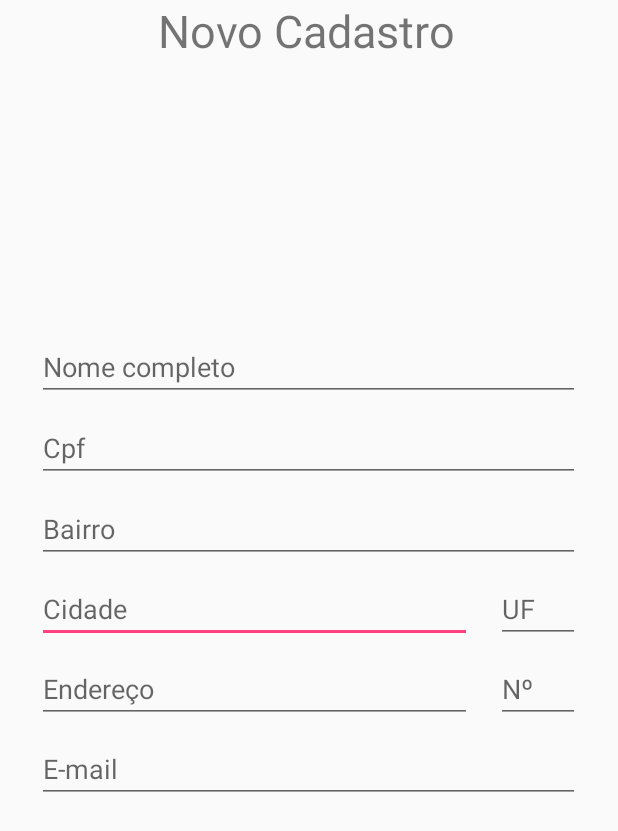
After one commit to BrunoFelix/JoinService, an Android app: the TelaCadastro screen opened directly, with no data from a screen before it, on a phone screen of 412 x 824 dp. The commit adds this screen. Shown: the top 831 px of the screen. Run offline under Robolectric (Android 15) with nearby library versions, the phone set to English and light mode, and no system bars.

Commit message:
Inicio da tela de Cadastro

```diff
--- a/app/src/main/AndroidManifest.xml
+++ b/app/src/main/AndroidManifest.xml
@@ -16,7 +16,8 @@
                 <category android:name="android.intent.category.LAUNCHER" />
             </intent-filter>
         </activity>
-        <activity android:name=".TelaPrincipal"></activity>
+        <activity android:name=".TelaPrincipal" />
+        <activity android:name=".TelaCadastro"></activity>
     </application>
 
 </manifest>
--- /dev/null
+++ b/app/src/main/java/com/joinservice/joinservice/TelaCadastro.java
@@ -0,0 +1,13 @@
+package com.joinservice.joinservice;
+
+import android.support.v7.app.AppCompatActivity;
+import android.os.Bundle;
+
+public class TelaCadastro extends AppCompatActivity {
+
+    @Override
+    protected void onCreate(Bundle savedInstanceState) {
+        super.onCreate(savedInstanceState);
+        setContentView(R.layout.activity_tela_cadastro);
+    }
+}
--- a/app/src/main/java/com/joinservice/joinservice/TelaLogin.java
+++ b/app/src/main/java/com/joinservice/joinservice/TelaLogin.java
@@ -13,9 +13,15 @@ public class TelaLogin extends AppCompatActivity {
         super.onCreate(savedInstanceState);
         setContentView(R.layout.activity_tela_login);
         Button button =(Button)findViewById(R.id.btnEntrar);
+        Button button1 =(Button)findViewById(R.id.btnCadastrar);
     }
     public  void entrar(View v){
         Intent itEntrar = new Intent(TelaLogin.this,TelaPrincipal.class);
         startActivity(itEntrar);
     }
+
+    public  void cadastrar(View v){
+        Intent itCadastro = new Intent(TelaLogin.this,TelaCadastro.class);
+        startActivity(itCadastro);
+    }
 }
--- /dev/null
+++ b/app/src/main/res/layout/activity_tela_cadastro.xml
@@ -0,0 +1,141 @@
+<?xml version="1.0" encoding="utf-8"?>
+<RelativeLayout xmlns:android="http://schemas.android.com/apk/res/android"
+    xmlns:app="http://schemas.android.com/apk/res-auto"
+    xmlns:tools="http://schemas.android.com/tools"
+    android:layout_width="match_parent"
+    android:layout_height="match_parent"
+    tools:context="com.joinservice.joinservice.TelaCadastro">
+
+
+
+
+
+    <TextView
+        android:id="@+id/textViewCadastro"
+        android:layout_width="356dp"
+        android:layout_height="49dp"
+        android:text="           Novo Cadastro"
+        android:textSize="30sp"
+        tools:layout_editor_absoluteX="92dp"
+        tools:layout_editor_absoluteY="4dp"
+        android:layout_alignParentTop="true"
+        android:layout_alignLeft="@+id/editNome"
+        android:layout_alignStart="@+id/editNome" />
+
+
+    <EditText
+        android:id="@+id/editCidade"
+        android:layout_width="290dp"
+        android:layout_height="42dp"
+        android:ems="10"
+        android:hint="Cidade"
+        android:inputType="text"
+        tools:layout_editor_absoluteX="16dp"
+        tools:layout_editor_absoluteY="360dp"
+        android:layout_marginTop="11dp"
+        android:layout_below="@+id/editBairro"
+        android:layout_alignLeft="@+id/editBairro"
+        android:layout_alignStart="@+id/editBairro" />
+
+
+            <EditText
+                android:id="@+id/editUF"
+                android:layout_width="56dp"
+                android:layout_height="42dp"
+                android:ems="10"
+                android:hint="UF"
+                android:inputType="textPostalAddress"
+                tools:layout_editor_absoluteX="296dp"
+                tools:layout_editor_absoluteY="360dp"
+                android:layout_alignBaseline="@+id/editCidade"
+                android:layout_alignBottom="@+id/editCidade"
+                android:layout_alignRight="@+id/editBairro"
+                android:layout_alignEnd="@+id/editBairro" />
+
+
+    <EditText
+        android:id="@+id/editN"
+        android:layout_width="56dp"
+        android:layout_height="42dp"
+        android:layout_marginTop="11dp"
+        android:ems="10"
+        android:hint="Nº"
+        android:inputType="number"
+        tools:layout_editor_absoluteX="256dp"
+        tools:layout_editor_absoluteY="217dp"
+        android:layout_below="@+id/editUF"
+        android:layout_alignLeft="@+id/editUF"
+        android:layout_alignStart="@+id/editUF" />
+
+            <EditText
+                android:id="@+id/editBairro"
+                android:layout_width="362dp"
+                android:layout_height="42dp"
+                android:layout_weight="1"
+                android:ems="10"
+                android:hint="Bairro"
+                android:inputType="textPostalAddress"
+                tools:layout_editor_absoluteX="16dp"
+                tools:layout_editor_absoluteY="297dp"
+                android:layout_marginTop="12dp"
+                android:layout_below="@+id/editText13"
+                android:layout_alignLeft="@+id/editText13"
+                android:layout_alignStart="@+id/editText13" />
+
+            <EditText
+                android:id="@+id/editEmail"
+                android:layout_width="362dp"
+                android:layout_height="42dp"
+                android:layout_weight="1"
+                android:ems="10"
+                android:hint="E-mail"
+                android:inputType="textEmailAddress"
+                tools:layout_editor_absoluteX="11dp"
+                tools:layout_editor_absoluteY="463dp"
+                android:layout_marginTop="11dp"
+                android:layout_below="@+id/editN"
+                android:layout_alignLeft="@+id/editEndereco"
+                android:layout_alignStart="@+id/editEndereco" />
+
+            <EditText
+                android:id="@+id/editNome"
+                android:layout_width="362dp"
+                android:layout_height="42dp"
+                android:ems="10"
+                android:hint="Nome completo"
+                android:inputType="text"
+                tools:layout_editor_absoluteX="11dp"
+                tools:layout_editor_absoluteY="153dp"
+                android:layout_marginTop="176dp"
+                android:layout_below="@+id/textViewCadastro"
+                android:layout_centerHorizontal="true" />
+
+
+    <EditText
+        android:id="@+id/editEndereco"
+        android:layout_width="290dp"
+        android:layout_height="42dp"
+        android:ems="10"
+        android:hint="Endereço"
+        android:inputType="textPostalAddress"
+        tools:layout_editor_absoluteX="16dp"
+        tools:layout_editor_absoluteY="217dp"
+        android:layout_alignBaseline="@+id/editN"
+        android:layout_alignBottom="@+id/editN"
+        android:layout_alignLeft="@+id/editCidade"
+        android:layout_alignStart="@+id/editCidade" />
+
+    <EditText
+        android:id="@+id/editText13"
+        android:layout_width="362dp"
+        android:layout_height="42dp"
+        android:ems="10"
+        android:hint="Cpf"
+        android:inputType="number"
+        android:layout_marginTop="12dp"
+        android:layout_below="@+id/editNome"
+        android:layout_alignLeft="@+id/editNome"
+        android:layout_alignStart="@+id/editNome" />
+
+
+</RelativeLayout>
--- a/app/src/main/res/layout/activity_tela_login.xml
+++ b/app/src/main/res/layout/activity_tela_login.xml
@@ -19,11 +19,11 @@
                         <ImageView
                             android:layout_width="match_parent"
                             android:layout_height="117dp"
-                            android:src="@drawable/logomao2"/>
+                            android:src="@drawable/logo"/>
                 <ImageView
                     android:layout_width="match_parent"
                     android:layout_height="match_parent"
-                    android:src="@drawable/logonome"/>
+                    android:src="@drawable/logo"/>
                 </LinearLayout>
 
                 /*<LinearLayout
@@ -111,15 +111,17 @@
                     android:layout_marginLeft="15dp"
                     android:layout_marginRight="15dp"
                     android:gravity="bottom">
+
                         <Button
+                            android:id="@+id/btnCadastrar"
                             android:layout_width="match_parent"
                             android:layout_height="50dp"
+                            android:background="@drawable/screen_border"
+                            android:onClick="cadastrar"
+                            android:padding="16dp"
                             android:text="Cadastrar"
-                            android:textColor="@color/colorFundoBranco"
                             android:textAlignment="center"
-                            android:padding="16dp"
-                            android:background="@drawable/screen_border"
-                            />
+                            android:textColor="@color/colorFundoBranco" />
                 </LinearLayout>
         </LinearLayout>
 
```
